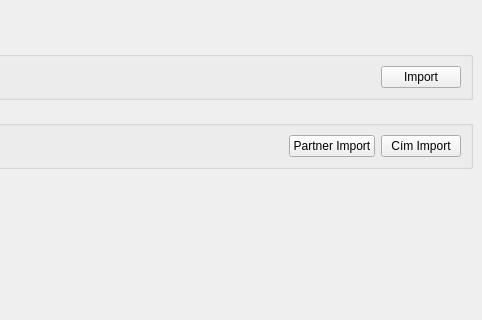
horvathzoltan/biovitality, file mvp/views/mainwindow.ui: the form before one commit; both pictures show x 504 to 986 and y 0 to 320 of the 986 by 568 pixel window.
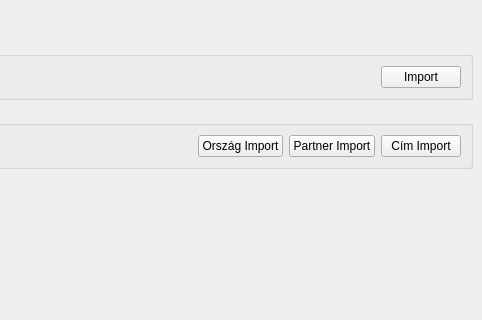
The form after the commit.

```diff
--- a/mvp/views/mainwindow.ui
+++ b/mvp/views/mainwindow.ui
@@ -101,6 +101,13 @@
          </property>
         </spacer>
        </item>
+       <item>
+        <widget class="QPushButton" name="pushButton_CountryImpot">
+         <property name="text">
+          <string>Ország Import</string>
+         </property>
+        </widget>
+       </item>
        <item>
         <widget class="QPushButton" name="pushButton_PartnerImport">
          <property name="text">
```
